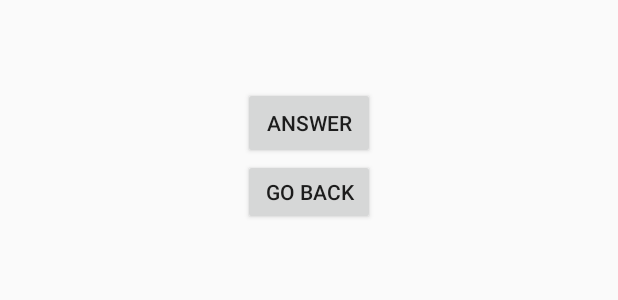
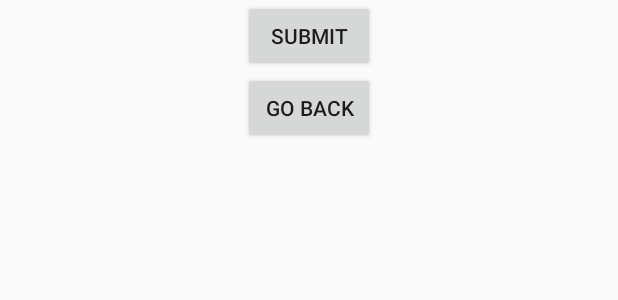
Before and after one commit to yimingz12/COMP90018, an Android app: the layout activity_details.xml on its own in the app's theme, with its tools: preview values and no code run, on a phone screen of 412 x 824 dp. Shown: the top 300 px of the screen. Run offline under Robolectric (Android 15) with nearby library versions, the phone set to English and light mode, and no system bars.

Commit message:
revert to this version

```diff
--- a/group59/app/src/main/res/layout/activity_details.xml
+++ b/group59/app/src/main/res/layout/activity_details.xml
@@ -11,7 +11,7 @@
         android:layout_width="match_parent"
         android:layout_height="150dp"
         android:gravity="center_horizontal"
-        android:orientation="vertical">
+        android:orientation="horizontal">
         <TextView
             android:id="@+id/detail_name"
             android:layout_width="wrap_content"
@@ -27,11 +27,24 @@
             android:layout_width="wrap_content"
             android:layout_height="wrap_content"
             />
+
+    </LinearLayout>
+
+    <LinearLayout
+        android:id="@+id/post_question"
+        android:layout_width="match_parent"
+        android:layout_height="411dp"
+        android:gravity="center_horizontal"
+        android:orientation="vertical"
+        tools:context=".data.ui.search.SearchFragment"
+        tools:layout_editor_absoluteX="0dp"
+        tools:layout_editor_absoluteY="166dp">
+
         <Button
             android:id="@+id/ans_btn"
             android:layout_width="wrap_content"
             android:layout_height="wrap_content"
-            android:text="Answer"
+            android:text="Submit"
             tools:layout_editor_absoluteX="161dp"
             tools:layout_editor_absoluteY="476dp" />
 
```
Also changed, not shown: group59/app/src/main/AndroidManifest.xml (+0 -8 lines), group59/app/src/main/java/com/group59/studentCourseHelper/data/ui/answer/Answer.java (+3 -25 lines), group59/app/src/main/java/com/group59/studentCourseHelper/data/ui/answer/AnswerActivity.java (+11 -28 lines), group59/app/src/main/java/com/group59/studentCourseHelper/data/ui/details/DetailsActivity.java (+8 -12 lines), group59/app/src/main/java/com/group59/studentCourseHelper/data/ui/search/SearchFragment.java (+3 -4 lines).
